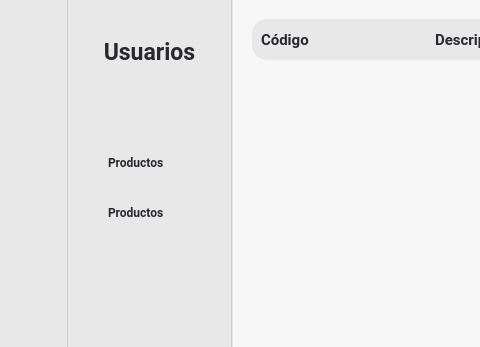
This is Interfaces/main/mordern.ui in juanignaciocansillieri/Proyecto-Final as Qt 5 draws it before an edit; both pictures show x 0 to 480 and y 0 to 347 of the 1150 by 686 pixel window. The edited form follows.
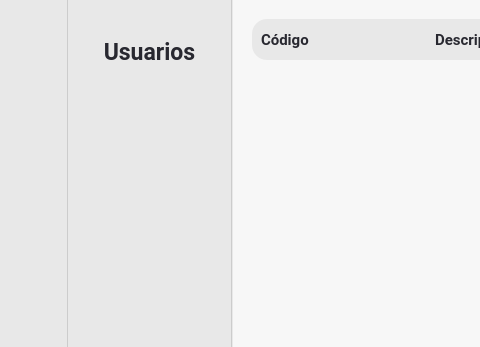
This is the edited form. The open tabs and pages were chosen to show the change. Icons and pictures are not drawn.

```diff
--- a/Interfaces/main/mordern.ui
+++ b/Interfaces/main/mordern.ui
@@ -851,96 +851,6 @@
                 </layout>
                </widget>
                <widget class="QWidget" name="user_subpage">
-                <widget class="QPushButton" name="products_btn_4">
-                 <property name="geometry">
-                  <rect>
-                   <x>30</x>
-                   <y>197</y>
-                   <width>111</width>
-                   <height>31</height>
-                  </rect>
-                 </property>
-                 <property name="font">
-                  <font>
-                   <family>Roboto</family>
-                   <pointsize>9</pointsize>
-                   <weight>75</weight>
-                   <bold>true</bold>
-                  </font>
-                 </property>
-                 <property name="cursor">
-                  <cursorShape>PointingHandCursor</cursorShape>
-                 </property>
-                 <property name="styleSheet">
-                  <string notr="true">QPushButton{
-border:none;
-font-family: Roboto;
-text-align:left;
-color: #282830 ;
-border-radius:5px;
-
-
-}
-
-QPushButton:hover{
-	background-color: rgba(105, 105, 226, 50);
-}</string>
-                 </property>
-                 <property name="text">
-                  <string>Productos</string>
-                 </property>
-                 <property name="iconSize">
-                  <size>
-                   <width>30</width>
-                   <height>35</height>
-                  </size>
-                 </property>
-                </widget>
-                <widget class="QPushButton" name="products_btn_5">
-                 <property name="geometry">
-                  <rect>
-                   <x>30</x>
-                   <y>147</y>
-                   <width>111</width>
-                   <height>31</height>
-                  </rect>
-                 </property>
-                 <property name="font">
-                  <font>
-                   <family>Roboto</family>
-                   <pointsize>9</pointsize>
-                   <weight>75</weight>
-                   <bold>true</bold>
-                  </font>
-                 </property>
-                 <property name="cursor">
-                  <cursorShape>PointingHandCursor</cursorShape>
-                 </property>
-                 <property name="styleSheet">
-                  <string notr="true">QPushButton{
-border:none;
-font-family: Roboto;
-border-radius:5px;
-text-align: left;
-color: #282830 ;
-
-
-}
-
-QPushButton:hover{
-	background-color: rgba(105, 105, 226, 50);
-}</string>
-                 </property>
-                 <property name="text">
-                  <string>Productos</string>
-                 </property>
-                 <property name="iconSize">
-                  <size>
-                   <width>30</width>
-                   <height>30</height>
-                  </size>
-                 </property>
-                </widget>
                 <widget class="QLabel" name="label_10">
                  <property name="geometry">
                   <rect>
```
Left out of the diff: 22 changed lines with no effect on the pictures.
